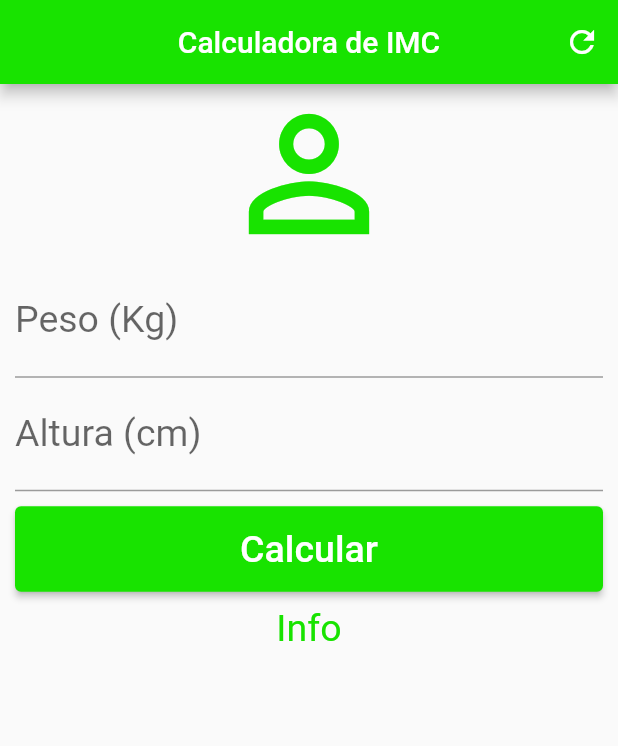
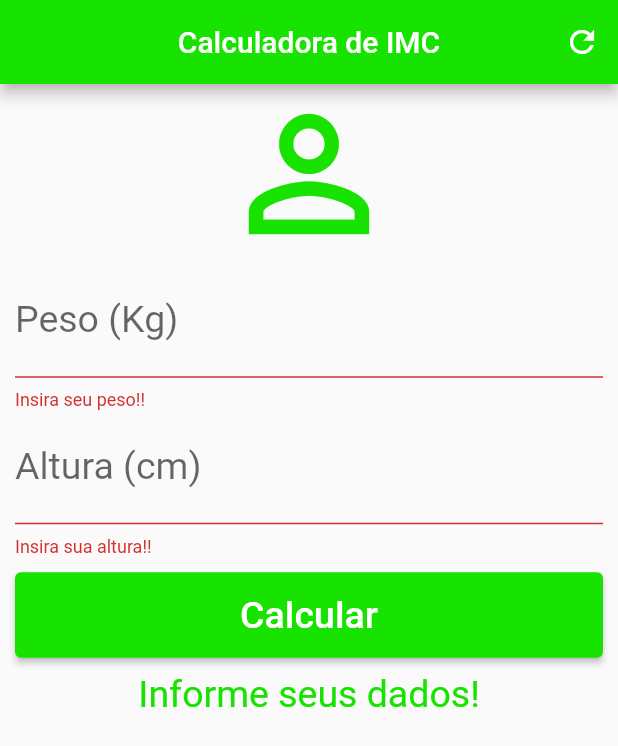
Before and after one commit to ldantascruz/calculadora_imc, a Flutter app: the screen it shows after launch, after a tap on "Calcular", on a phone screen of 412 x 824 dp. Shown: the top 746 px of the screen. Run offline on Flutter 3.47's test engine with Material 2 defaults, Android fonts, the phone set to English and light mode, and no system bars.

Commit message:
finish app imc

```diff
--- a/lib/main.dart
+++ b/lib/main.dart
@@ -18,9 +18,42 @@
 }
 
 class _HomeState extends State<Home> {
-
   TextEditingController weightController = TextEditingController();
   TextEditingController heightController = TextEditingController();
+
+  GlobalKey<FormState> _formKey = GlobalKey<FormState>();
+
+  String _infoText = 'Informe seus dados!';
+
+  void _resetFields() {
+    setState(() {
+      weightController.text = '';
+      heightController.text = '';
+      _infoText = 'Informe seus dados!';
+      _formKey = GlobalKey<FormState>();
+    });
+  }
+
+  void calculate() {
+    setState(() {
+      double weight = double.parse(weightController.text);
+      double height = double.parse(heightController.text) / 100;
+      double imc = weight / (height * height);
+      if (imc < 18.6) {
+        _infoText = 'Abaixo do peso (${imc.toStringAsPrecision(3)})';
+      } else if (imc >= 18.6 && imc < 24.9) {
+        _infoText = 'Peso ideal (${imc.toStringAsPrecision(3)})';
+      } else if (imc >= 24.9 && imc < 29.9) {
+        _infoText = 'Levemente acima do peso (${imc.toStringAsPrecision(3)})';
+      } else if (imc >= 29.9 && imc < 34.9) {
+        _infoText = 'Obesidade grau 1 (${imc.toStringAsPrecision(3)})';
+      } else if (imc >= 34.9 && imc < 39.9) {
+        _infoText = 'Obesidade grau 2 (${imc.toStringAsPrecision(3)})';
+      } else if (imc >= 40) {
+        _infoText = 'Obesidade grau 3 (${imc.toStringAsPrecision(3)})';
+      }
+    });
+  }
 
   @override
   Widget build(BuildContext context) {
@@ -30,11 +63,16 @@
         backgroundColor: const Color(0xff18E300),
         centerTitle: true,
         actions: [
-          IconButton(onPressed: () {}, icon: const Icon(Icons.refresh)),
+          IconButton(
+            onPressed: _resetFields,
+            icon: const Icon(Icons.refresh),
+          ),
         ],
       ),
       body: SingleChildScrollView(
         padding: const EdgeInsets.symmetric(horizontal: 10),
+        child: Form(
+          key: _formKey,
           child: Column(
             children: [
               const Icon(
@@ -42,27 +80,39 @@
                 size: 120,
                 color: Color(0xff18E300),
               ),
-            const TextField(
+              TextFormField(
                 keyboardType: TextInputType.number,
-              decoration: InputDecoration(
+                decoration: const InputDecoration(
                   labelText: "Peso (Kg)",
                 ),
                 textAlign: TextAlign.center,
-              style: TextStyle(
+                style: const TextStyle(
                   color: Color(0xff18E300),
                   fontSize: 25,
                 ),
+                controller: weightController,
+                validator: (value) {
+                  if (value == null || value.isEmpty) {
+                    return 'Insira seu peso!!';
+                  }
+                },
               ),
-            const TextField(
+              TextFormField(
                 keyboardType: TextInputType.number,
-              decoration: InputDecoration(
+                decoration: const InputDecoration(
                   labelText: "Altura (cm)",
                 ),
                 textAlign: TextAlign.center,
-              style: TextStyle(
+                style: const TextStyle(
                   color: Color(0xff18E300),
                   fontSize: 25,
                 ),
+                controller: heightController,
+                validator: (value) {
+                  if (value == null || value.isEmpty) {
+                    return 'Insira sua altura!!';
+                  }
+                },
               ),
               Padding(
                 padding: const EdgeInsets.symmetric(vertical: 10),
@@ -75,7 +125,11 @@
                           padding: const EdgeInsets.all(14),
                           //fixedSize: const Size(300, 50),
                         ),
-                      onPressed: () {},
+                        onPressed: () {
+                          if (_formKey.currentState!.validate()) {
+                            calculate();
+                          }
+                        },
                         child: const Text(
                           "Calcular",
                           style: TextStyle(fontSize: 25),
@@ -85,9 +139,9 @@
                   ],
                 ),
               ),
-            const Text(
-              "Info",
-              style: TextStyle(
+              Text(
+                _infoText,
+                style: const TextStyle(
                   color: Color(0xff18E300),
                   fontSize: 25,
                 ),
@@ -96,6 +150,7 @@
             ],
           ),
         ),
+      ),
     );
   }
 }
```
Lines whose indentation alone changed are shown as unchanged.
